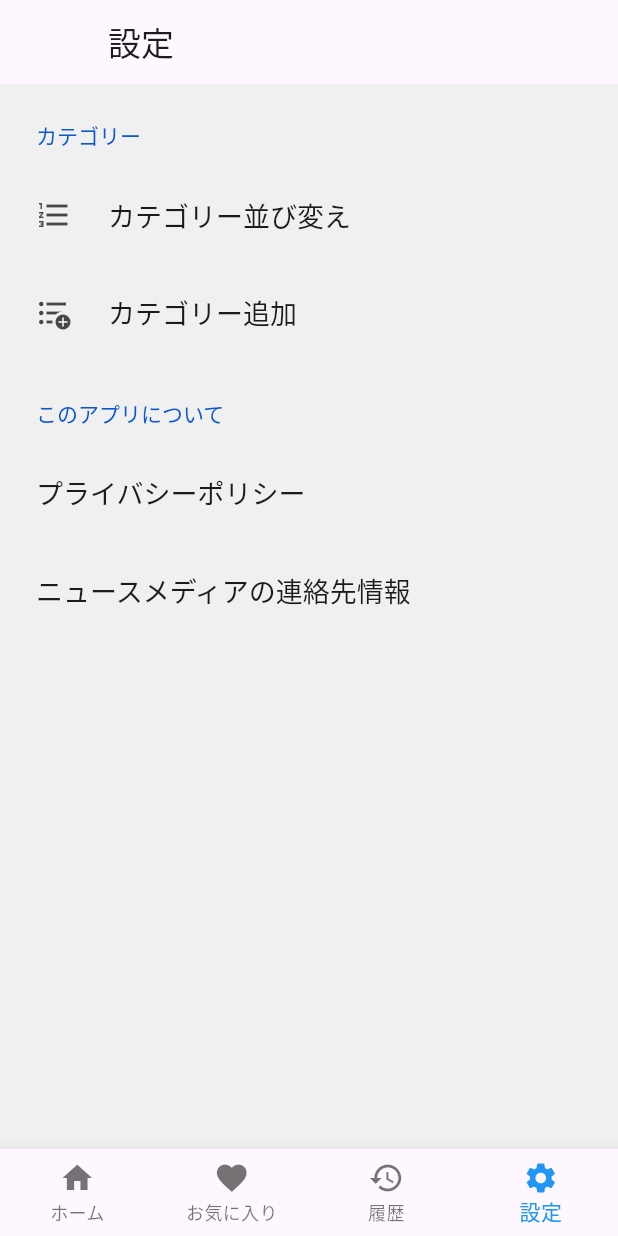
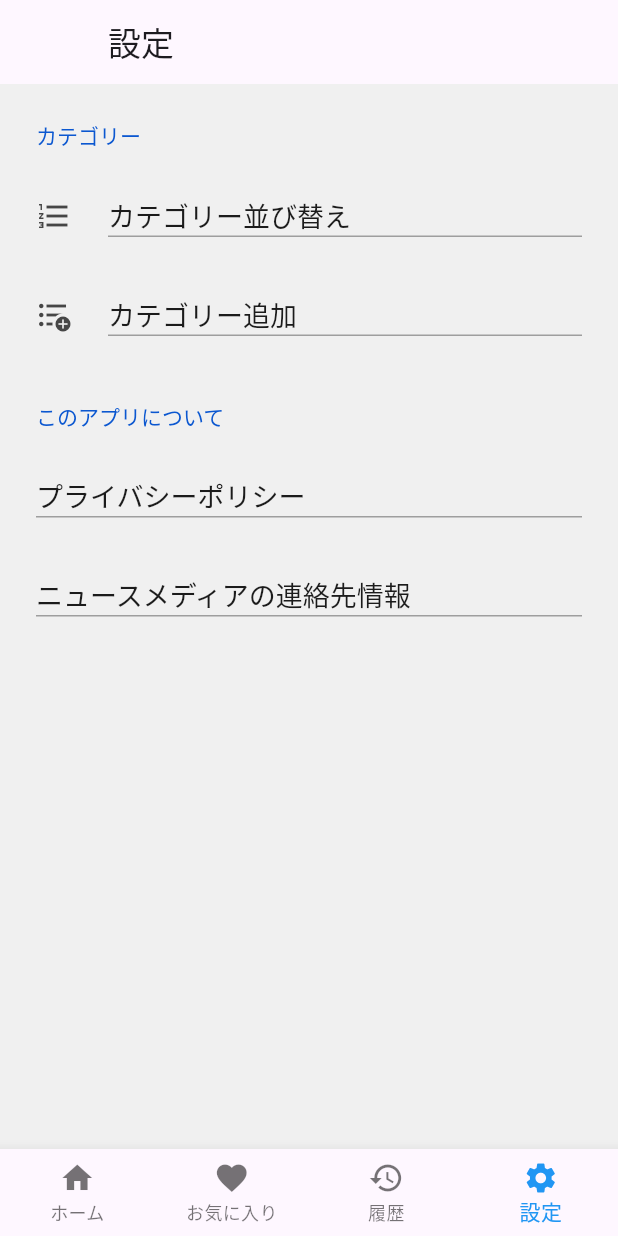
Before and after one commit to hase744/news_app_native, a Flutter app: the SettingPage screen opened directly, on a phone screen of 412 x 824 dp. Run offline on Flutter 3.47's test engine with Material 3 defaults, Android fonts, the light colour scheme and no system bars; drawn by our look-alikes of settings_ui; our stand-ins replace device_info_plus, google_mobile_ads, shared_preferences, sqflite, youtube_player_flutter; missing offline and left inert: android_id, app_tracking_transparency, flutter_pdfview; accounts and stored records are empty; network calls fail.

Commit message:
updated looks of setting

```diff
--- a/lib/views/home_page.dart
+++ b/lib/views/home_page.dart
@@ -779,7 +779,7 @@ class _HomePageState extends State<HomePage>  {
                                   child:
                                   CircularProgressIndicator(
                                     strokeWidth: 8.0,
-                                    backgroundColor: Colors.black,
+                                    backgroundColor: Colors.grey,
                                     valueColor: AlwaysStoppedAnimation<Color>(Colors.blue)
                                   ),
                                 ),
--- a/lib/views/pdf_page.dart
+++ b/lib/views/pdf_page.dart
@@ -102,7 +102,9 @@ class _PdfPageState extends State<PdfPage> {
           errorMessage.isEmpty
               ? !isReady
                   ? const Center(
-                      child: CircularProgressIndicator(),
+                      child: CircularProgressIndicator(
+                        color: Colors.blue,
+                      ),
                     )
                   : Container()
               : Center(
--- a/lib/views/setting_page.dart
+++ b/lib/views/setting_page.dart
@@ -8,16 +8,18 @@ import 'package:video_news/views/bottom_navigation_bar.dart';
 import 'package:url_launcher/url_launcher.dart';
 import 'package:video_news/views/pdf_page.dart';
 import 'package:video_news/consts/config.dart';
+import 'dart:io';
 
 class SettingPage extends StatefulWidget {
   @override
   _SettingPageState createState() => _SettingPageState();
 }
 
-class _SettingPageState extends State<SettingPage>  {
+class _SettingPageState extends State<SettingPage> {
   final categorySetting = CategoryOrder();
   double? _deviceHeight;
-  final ButtonStyle style = ElevatedButton.styleFrom(textStyle: const TextStyle(fontSize: 20));
+  final ButtonStyle style =
+      ElevatedButton.styleFrom(textStyle: const TextStyle(fontSize: 20));
   final PageTransition _pageTransition = PageTransition();
   String remotePDFpath = "";
   String domain = Config.domain;
@@ -35,7 +37,7 @@ class _SettingPageState extends State<SettingPage>  {
     _deviceHeight = MediaQuery.of(context).size.height;
   }
 
-  void movePage(StatefulWidget page){
+  void movePage(StatefulWidget page) {
     Navigator.of(context).push(
       PageRouteBuilder(
         pageBuilder: (context, animation, secondaryAnimation) {
@@ -58,7 +60,7 @@ class _SettingPageState extends State<SettingPage>  {
     );
   }
 
-  launchWebView (String id){
+  launchWebView(String id) {
     final Uri toLaunch = Uri(
       scheme: 'https',
       host: 'drive.google.com',
@@ -67,73 +69,109 @@ class _SettingPageState extends State<SettingPage>  {
     launchUrl(toLaunch, mode: LaunchMode.inAppWebView);
   }
 
+  SettingsTile settingTile(String title, Icon? icon, StatefulWidget widget) {
+    return
+    icon == null ?
+    SettingsTile.navigation(
+      title: Platform.isIOS
+        ? Text(title)
+        : Container(
+        width: MediaQuery.of(context).size.width,
+        decoration: const BoxDecoration(
+          border: Border(
+            bottom: BorderSide(
+              color: Colors.grey,
+            ),
+          ),
+        ),
+        child: Text(title),
+      ),
+      onPressed: (context) => _pageTransition.movePage(
+        widget, context, true
+      )
+    )
+    :SettingsTile.navigation(
+      leading: icon,
+      title: Platform.isIOS
+        ? Text(title)
+        : Container(
+        width: MediaQuery.of(context).size.width,
+        decoration: const BoxDecoration(
+          border: Border(
+            bottom: BorderSide(
+              color: Colors.grey,
+            ),
+          ),
+        ),
+        child: Text(title),
+      ),
+      onPressed: (context) => _pageTransition.movePage(
+        widget, context, true
+      )
+    );
+  }
+
   @override
   Widget build(BuildContext context) {
     return Scaffold(
       appBar: AppBar(
-        leading: const Opacity(
-          opacity: 0,
-          child: Icon(Icons.arrow_back)
-        ),
+        leading: const Opacity(opacity: 0, child: Icon(Icons.arrow_back)),
         title: const Text('設定'),
       ),
-      body:SettingsList(
-        platform: DevicePlatform.iOS,
+      body:
+      Container(
+        color: Colors.white,
+        child:
+        SettingsList(
+          platform: Platform.isIOS ? DevicePlatform.iOS : DevicePlatform.android,
           sections: [
             SettingsSection(
               title: const Text('カテゴリー'),
               tiles: <SettingsTile>[
-              SettingsTile.navigation(
-                leading: const Icon(Icons.format_list_numbered),
-                title: const Text('カテゴリー並び変え'),
-                onPressed: (context) => _pageTransition.movePage(const CategoryOrder(), context, true)
+                settingTile(
+                  'カテゴリー並び替え',
+                  const Icon(Icons.format_list_numbered),
+                  const CategoryOrder()
                 ),
-              SettingsTile.navigation(
-                leading: const Icon(Icons.format_list_bulleted_add),
-                title: const Text('カテゴリー追加'),
-                onPressed: (context) => _pageTransition.movePage(const AddCategoyPage(title:"設定"), context, true)
+                settingTile(
+                  'カテゴリー追加',
+                  const Icon(Icons.format_list_bulleted_add),
+                  const AddCategoyPage(title: "設定")
                 ),
               ],
             ),
             SettingsSection(
               title: const Text('このアプリについて'),
               tiles: <SettingsTile>[
-              SettingsTile.navigation(
-                title: const Text('プライバシーポリシー'),
-                onPressed:(context) => _pageTransition.movePage(
-                  PdfPage(
-                    url: '$domain/uploads/pdf_file/file/1/privacy.pdf',
-                    title: 'プライバシーポリシー'
+                settingTile(
+                  'プライバシーポリシー',
+                  null ,
+                  PdfPage(url: '$domain/uploads/pdf_file/file/1/privacy.pdf',
+                  title: 'プライバシーポリシー')
                 ),
-                  context,
-                  true
-                  ),//launchWebView('1PgEtfqTtfMca055Poaa5yO4B_mwcxalP')
-              ),
-              SettingsTile.navigation(
-                title: const Text('ニュースメディアの連絡先情報'),
-                onPressed: (context) => _pageTransition.movePage(
-                  PdfPage(
-                    url: '$domain/uploads/pdf_file/file/1/privacy.pdf',
-                    title: 'プライバシーポリシー'
-                  ),
-                  context,
-                  true
-                  ),
+                settingTile('ニュースメディアの連絡先情報',
+                  null,
+                  PdfPage(url: '$domain/uploads/pdf_file/file/1/privacy.pdf',
+                  title: '連絡先情報')
                 ),
               ],
             ),
           ],
         ),
+      ),
       bottomNavigationBar: HomeBottomNavigationBar(
         initialIndex: 3,
-        onTap: (int index){
+        onTap: (int index) {
           Navigator.pushReplacement(
             context,
-            MaterialPageRoute(builder: (context) =>HomePage(initialIndex: index,)),
+            MaterialPageRoute(
+              builder: (context) => HomePage(
+                initialIndex: index,
+              )
+            ),
           );
         },
-        isSelectMode: false
-      ),
+        isSelectMode: false),
     );
   }
 }
--- a/lib/views/video_cell.dart
+++ b/lib/views/video_cell.dart
@@ -184,7 +184,10 @@ class VideoCell extends StatelessWidget {
                                       child: Container(
                                         height: innerHeight/5,
                                         width: innerHeight/5,
-                                        child: Icon(Icons.more_horiz),
+                                        child: const Icon(
+                                          Icons.more_horiz,
+                                          color: Colors.black54,
+                                          ),
                                       )
                                     )
                                   ),
--- a/pubspec.yaml
+++ b/pubspec.yaml
@@ -51,6 +51,7 @@ dependencies:
   syncfusion_flutter_pdfviewer: ^23.2.4
   flutter_pdfview: ^1.3.2
   advance_pdf_viewer: ^2.0.1
+  simple_platform: ^1.0.1
 
 dev_dependencies:
   flutter_test:
```
Also changed, not shown: pubspec.lock. Lines whose indentation alone changed are shown as unchanged.
